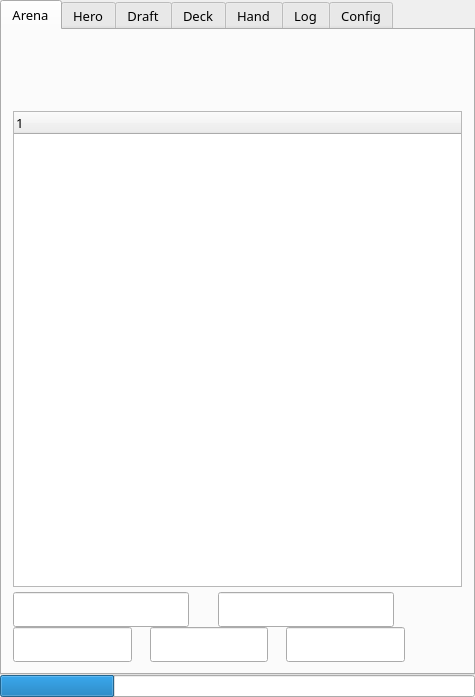
supertriodo/Arena-Tracker, file mainwindow.ui: the form before one commit.
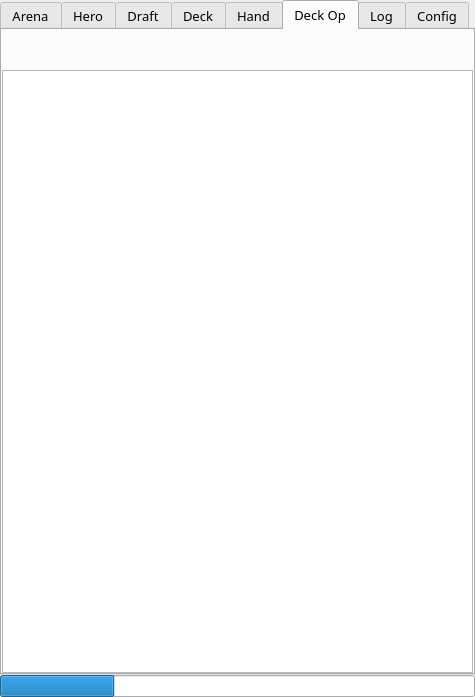
The form after the commit. Icons and pictures are not drawn. Custom widgets are drawn as their Qt base class.

Commit message: Add tracking for enemy deck in a new tab.

The edit to the form file:
```diff
--- a/mainwindow.ui
+++ b/mainwindow.ui
@@ -48,7 +48,7 @@
          </font>
         </property>
         <property name="currentIndex">
-         <number>0</number>
+         <number>5</number>
         </property>
         <property name="tabBarAutoHide">
          <bool>true</bool>
@@ -1248,6 +1248,31 @@
           </item>
          </layout>
         </widget>
+        <widget class="QWidget" name="tabEnemyDeck">
+         <attribute name="title">
+          <string>Deck Op</string>
+         </attribute>
+         <layout class="QVBoxLayout" name="verticalLayout_12">
+          <property name="spacing">
+           <number>0</number>
+          </property>
+          <property name="leftMargin">
+           <number>0</number>
+          </property>
+          <property name="topMargin">
+           <number>40</number>
+          </property>
+          <property name="rightMargin">
+           <number>0</number>
+          </property>
+          <property name="bottomMargin">
+           <number>0</number>
+          </property>
+          <item>
+           <widget class="MoveListWidget" name="enemyDeckListWidget"/>
+          </item>
+         </layout>
+        </widget>
         <widget class="QWidget" name="tabLog">
          <attribute name="title">
           <string>Log</string>
```
The commit also changes 14 other files.
